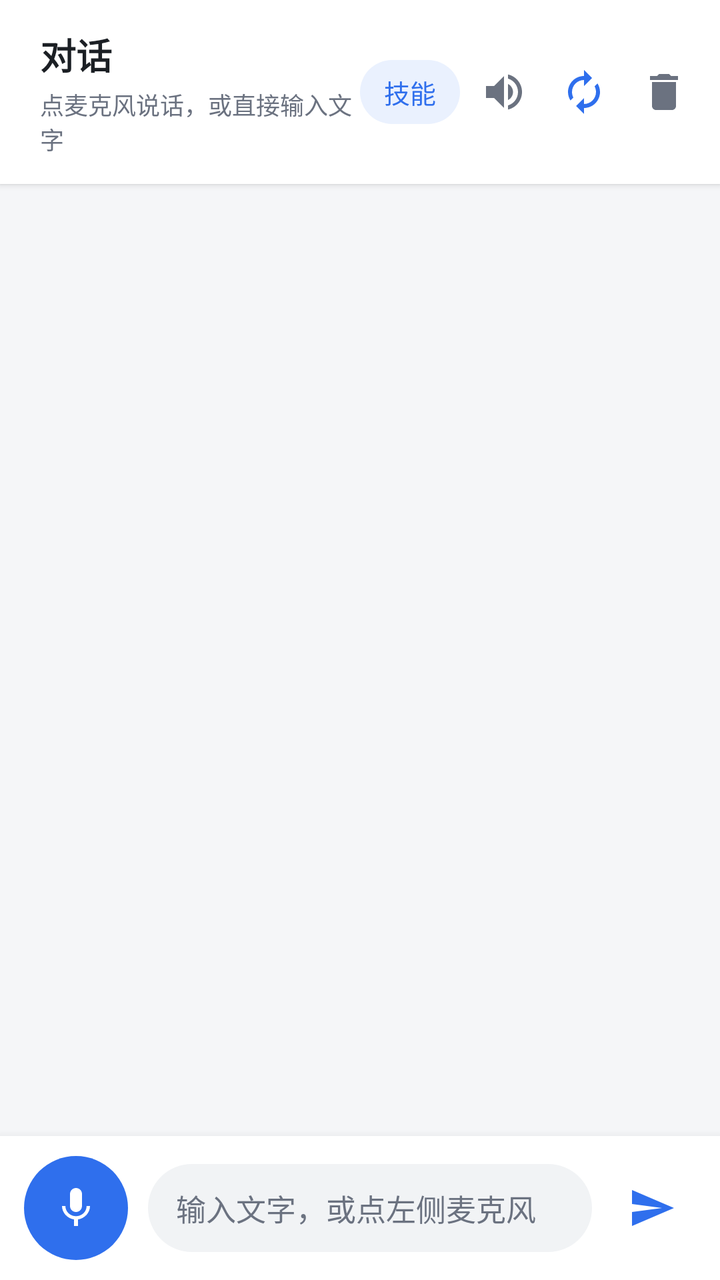
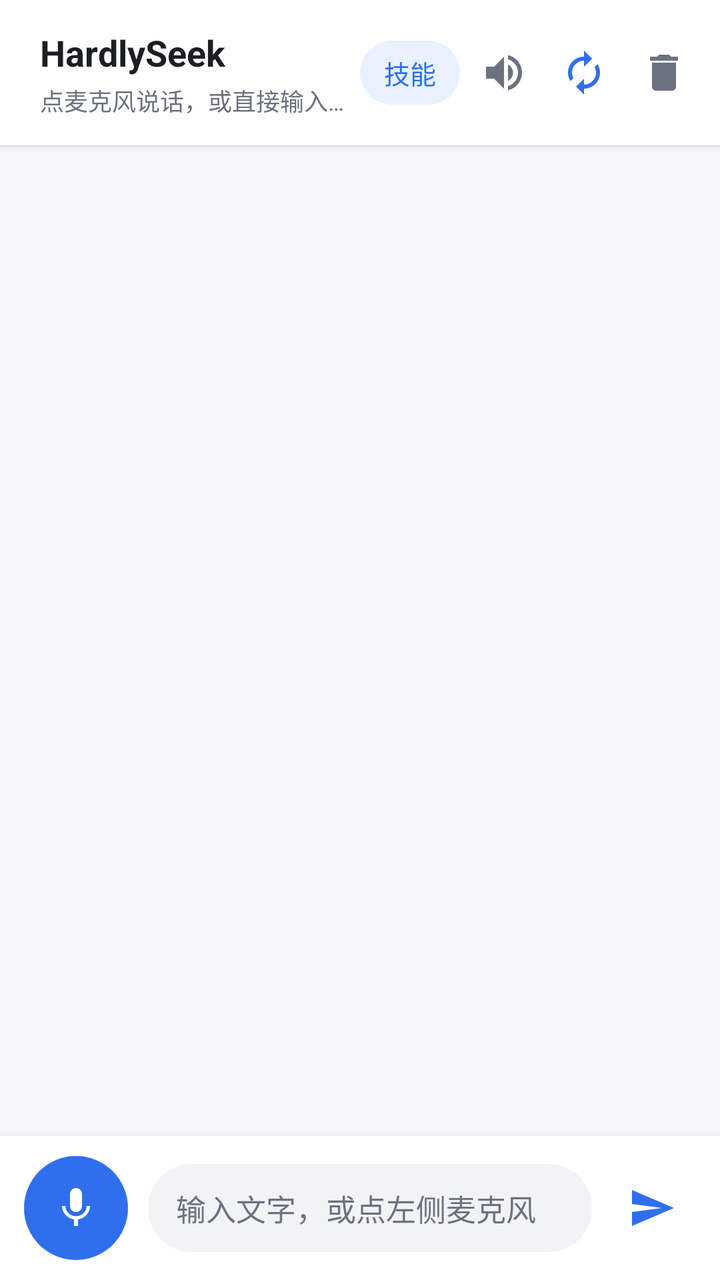

Compare the two renders of this Android layout. The source of the first and the diff that turns it into the second are given below.
<!-- AndroidManifest.xml: application theme Theme.VoiceAssistant -->
<!-- res/layout/chat_fragment.xml -->
<?xml version="1.0" encoding="utf-8"?>
<LinearLayout xmlns:android="http://schemas.android.com/apk/res/android"
    xmlns:app="http://schemas.android.com/apk/res-auto"
    android:id="@+id/chatRoot"
    android:layout_width="match_parent"
    android:layout_height="match_parent"
    android:background="@color/bg_app"
    android:orientation="vertical">

    
    <LinearLayout
        android:id="@+id/headerBar"
        android:layout_width="match_parent"
        android:layout_height="wrap_content"
        android:background="@color/surface"
        android:elevation="2dp"
        android:gravity="center_vertical"
        android:orientation="horizontal"
        android:paddingStart="20dp"
        android:paddingTop="14dp"
        android:paddingEnd="8dp"
        android:paddingBottom="14dp">

        <LinearLayout
            android:layout_width="0dp"
            android:layout_height="wrap_content"
            android:layout_weight="1"
            android:orientation="vertical">

            <TextView
                android:id="@+id/tvTitle"
                android:layout_width="wrap_content"
                android:layout_height="wrap_content"
                android:text="@string/tab_chat"
                android:textColor="@color/text_primary"
                android:textSize="18sp"
                android:textStyle="bold" />

            <TextView
                android:id="@+id/tvStatus"
                android:layout_width="wrap_content"
                android:layout_height="wrap_content"
                android:layout_marginTop="3dp"
                android:text="@string/status_idle"
                android:textColor="@color/text_secondary"
                android:textSize="12sp" />
        </LinearLayout>

        
        <TextView
            android:id="@+id/btnSkills"
            android:layout_width="wrap_content"
            android:layout_height="32dp"
            android:layout_marginEnd="2dp"
            android:background="@drawable/bg_chip"
            android:clickable="true"
            android:focusable="true"
            android:gravity="center"
            android:paddingStart="12dp"
            android:paddingEnd="12dp"
            android:text="@string/tab_skills"
            android:textColor="@color/brand_primary"
            android:textSize="13sp" />

        <ImageButton
            android:id="@+id/btnMute"
            android:layout_width="40dp"
            android:layout_height="40dp"
            android:background="?attr/selectableItemBackgroundBorderless"
            android:contentDescription="@string/desc_mute"
            android:padding="8dp"
            android:src="@drawable/ic_volume_on"
            app:tint="@color/text_secondary" />

        <ImageButton
            android:id="@+id/btnContinuous"
            android:layout_width="40dp"
            android:layout_height="40dp"
            android:background="?attr/selectableItemBackgroundBorderless"
            android:contentDescription="@string/desc_continuous_on"
            android:padding="8dp"
            android:src="@drawable/ic_repeat"
            app:tint="@color/brand_primary" />

        <ImageButton
            android:id="@+id/btnClear"
            android:layout_width="40dp"
            android:layout_height="40dp"
            android:background="?attr/selectableItemBackgroundBorderless"
            android:contentDescription="@string/desc_clear"
            android:padding="8dp"
            android:src="@drawable/ic_delete"
            app:tint="@color/text_secondary" />
    </LinearLayout>

    
    <androidx.recyclerview.widget.RecyclerView
        android:id="@+id/rvMessages"
        android:layout_width="match_parent"
        android:layout_height="0dp"
        android:layout_weight="1"
        android:clipToPadding="false"
        android:paddingStart="12dp"
        android:paddingTop="12dp"
        android:paddingEnd="12dp"
        android:paddingBottom="8dp"
        android:scrollbars="none" />

    
    <LinearLayout
        android:id="@+id/inputBar"
        android:layout_width="match_parent"
        android:layout_height="wrap_content"
        android:background="@color/surface"
        android:elevation="8dp"
        android:gravity="center_vertical"
        android:orientation="horizontal"
        android:paddingStart="12dp"
        android:paddingTop="10dp"
        android:paddingEnd="12dp"
        android:paddingBottom="10dp">

        <ImageButton
            android:id="@+id/btnMic"
            android:layout_width="52dp"
            android:layout_height="52dp"
            android:background="@drawable/bg_mic_button"
            android:contentDescription="@string/desc_mic"
            android:padding="14dp"
            android:src="@drawable/ic_mic"
            app:tint="@color/white" />

        <EditText
            android:id="@+id/etInput"
            android:layout_width="0dp"
            android:layout_height="44dp"
            android:layout_marginStart="10dp"
            android:layout_marginEnd="8dp"
            android:layout_weight="1"
            android:background="@drawable/bg_input"
            android:hint="@string/hint_input"
            android:importantForAutofill="no"
            android:inputType="textMultiLine|textCapSentences"
            android:maxLines="4"
            android:paddingStart="14dp"
            android:paddingEnd="14dp"
            android:textColor="@color/text_primary"
            android:textColorHint="@color/text_secondary"
            android:textSize="15sp" />

        <ImageButton
            android:id="@+id/btnSend"
            android:layout_width="44dp"
            android:layout_height="44dp"
            android:background="?attr/selectableItemBackgroundBorderless"
            android:contentDescription="@string/desc_send"
            android:padding="10dp"
            android:src="@drawable/ic_send"
            app:tint="@color/brand_primary" />
    </LinearLayout>

</LinearLayout>
<!-- resources referenced by this layout -->
<resources>
  <color name="bg_app">#F5F6F8</color>
  <color name="brand_primary">#2F6FED</color>
  <color name="surface">#FFFFFFFF</color>
  <color name="text_primary">#1B1F24</color>
  <color name="text_secondary">#6B7280</color>
  <color name="white">#FFFFFFFF</color>
  <!-- drawable bg_chip (drawable) -->
  <?xml version="1.0" encoding="utf-8"?>
  <shape xmlns:android="http://schemas.android.com/apk/res/android"
      android:shape="rectangle">
      <solid android:color="@color/chip_bg" />
      <corners android:radius="999dp" />
  </shape>
  <!-- drawable bg_input (drawable) -->
  <?xml version="1.0" encoding="utf-8"?>
  <shape xmlns:android="http://schemas.android.com/apk/res/android"
      android:shape="rectangle">
      <solid android:color="@color/input_bg" />
      <corners android:radius="22dp" />
  </shape>
  <!-- drawable bg_mic_button (drawable) -->
  <?xml version="1.0" encoding="utf-8"?>
  <ripple xmlns:android="http://schemas.android.com/apk/res/android"
      android:color="#33FFFFFF">
      <item>
          <shape android:shape="oval">
              <solid android:color="@color/brand_primary" />
          </shape>
      </item>
  </ripple>
  <!-- drawable ic_delete (drawable) -->
  <vector xmlns:android="http://schemas.android.com/apk/res/android"
      android:width="24dp"
      android:height="24dp"
      android:viewportWidth="24"
      android:viewportHeight="24"
      android:tint="?attr/colorControlNormal">
      <path
          android:fillColor="@android:color/white"
          android:pathData="M6,19c0,1.1 0.9,2 2,2h8c1.1,0 2,-0.9 2,-2V7H6v12zM19,4h-3.5l-1,-1h-5l-1,1H5v2h14V4z" />
  </vector>
  <!-- drawable ic_mic (drawable) -->
  <vector xmlns:android="http://schemas.android.com/apk/res/android"
      android:width="24dp"
      android:height="24dp"
      android:viewportWidth="24"
      android:viewportHeight="24"
      android:tint="?attr/colorControlNormal">
      <path
          android:fillColor="@android:color/white"
          android:pathData="M12,14c1.66,0 2.99,-1.34 2.99,-3L15,5c0,-1.66 -1.34,-3 -3,-3S9,3.34 9,5v6c0,1.66 1.34,3 3,3zM17.3,11c0,3 -2.54,5.1 -5.3,5.1S6.7,14 6.7,11L5,11c0,3.41 2.72,6.23 6,6.72L11,21h2v-3.28c3.28,-0.48 6,-3.3 6,-6.72h-1.7z" />
  </vector>
  <!-- drawable ic_send (drawable) -->
  <vector xmlns:android="http://schemas.android.com/apk/res/android"
      android:width="24dp"
      android:height="24dp"
      android:viewportWidth="24"
      android:viewportHeight="24"
      android:tint="?attr/colorControlNormal">
      <path
          android:fillColor="@android:color/white"
          android:pathData="M2.01,21L23,12 2.01,3 2,10l15,2 -15,2z" />
  </vector>
  <!-- drawable ic_volume_on (drawable) -->
  <vector xmlns:android="http://schemas.android.com/apk/res/android"
      android:width="24dp"
      android:height="24dp"
      android:viewportWidth="24"
      android:viewportHeight="24"
      android:tint="?attr/colorControlNormal">
      <path
          android:fillColor="@android:color/white"
          android:pathData="M3,9v6h4l5,5V4L7,9H3zM16.5,12c0,-1.77 -1.02,-3.29 -2.5,-4.03v8.05c1.48,-0.73 2.5,-2.25 2.5,-4.02zM14,3.23v2.06c2.89,0.86 5,3.54 5,6.71s-2.11,5.85 -5,6.71v2.06c4.01,-0.91 7,-4.49 7,-8.77s-2.99,-7.86 -7,-8.77z" />
  </vector>
  <string name="desc_clear">清空对话</string>
  <string name="desc_continuous_on">连续对话：已开启</string>
  <string name="desc_mic">语音输入</string>
  <string name="desc_mute">语音播报开关</string>
  <string name="desc_send">发送</string>
  <string name="hint_input">输入文字，或点左侧麦克风</string>
  <string name="status_idle">点麦克风说话，或直接输入文字</string>
  <string name="tab_chat">对话</string>
  <string name="tab_skills">技能</string>
  <style name="Theme.VoiceAssistant" parent="Base.Theme.VoiceAssistant" />
  <color name="chip_bg">#EAF1FE</color>
  <color name="input_bg">#F1F3F5</color>
  <color name="brand_primary_dark">#1E4FBF</color>
  <!-- unchanged entries left out for length: 2 -->
</resources>

<!-- the commit's change to res/layout/chat_fragment.xml (unified diff, before → after) -->
@@ -31,15 +31,17 @@
                 android:id="@+id/tvTitle"
                 android:layout_width="wrap_content"
                 android:layout_height="wrap_content"
-                android:text="@string/tab_chat"
+                android:text="@string/app_name"
                 android:textColor="@color/text_primary"
                 android:textSize="18sp"
                 android:textStyle="bold" />
 
             <TextView
                 android:id="@+id/tvStatus"
-                android:layout_width="wrap_content"
+                android:layout_width="match_parent"
                 android:layout_height="wrap_content"
+                android:ellipsize="end"
+                android:maxLines="1"
                 android:layout_marginTop="3dp"
                 android:text="@string/status_idle"
                 android:textColor="@color/text_secondary"
<!-- resource entries referenced after the edit -->
@@ -74,6 +74,7 @@
           android:fillColor="@android:color/white"
           android:pathData="M3,9v6h4l5,5V4L7,9H3zM16.5,12c0,-1.77 -1.02,-3.29 -2.5,-4.03v8.05c1.48,-0.73 2.5,-2.25 2.5,-4.02zM14,3.23v2.06c2.89,0.86 5,3.54 5,6.71s-2.11,5.85 -5,6.71v2.06c4.01,-0.91 7,-4.49 7,-8.77s-2.99,-7.86 -7,-8.77z" />
   </vector>
+  <string name="app_name">HardlySeek</string>
   <string name="desc_clear">清空对话</string>
   <string name="desc_continuous_on">连续对话：已开启</string>
   <string name="desc_mic">语音输入</string>
@@ -81,7 +82,6 @@
   <string name="desc_send">发送</string>
   <string name="hint_input">输入文字，或点左侧麦克风</string>
   <string name="status_idle">点麦克风说话，或直接输入文字</string>
-  <string name="tab_chat">对话</string>
   <string name="tab_skills">技能</string>
   <style name="Theme.VoiceAssistant" parent="Base.Theme.VoiceAssistant" />
   <color name="chip_bg">#EAF1FE</color>
